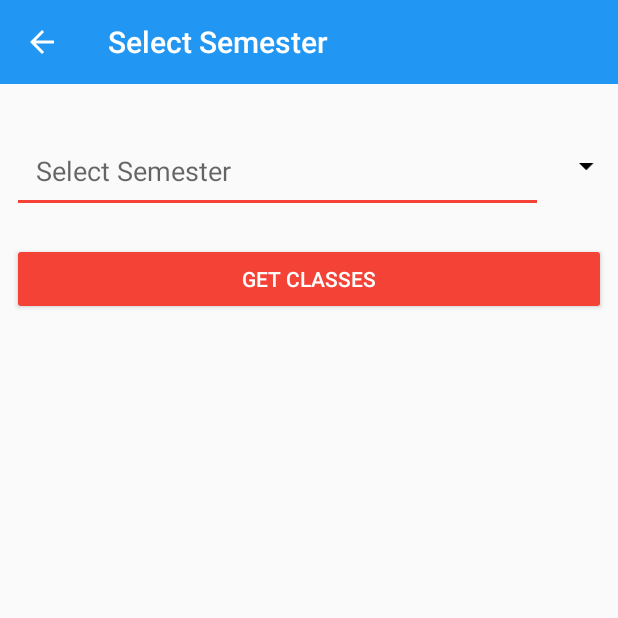
After one commit to pradyotprksh/NewAttendanceAppFaculty, an Android app: the SelectSemesterClassProctor screen opened directly, with no data from a screen before it, on a phone screen of 412 x 824 dp, the top half of it. The commit adds this screen. Run offline under Robolectric (Android 15) with nearby library versions, the phone set to English and light mode, and no system bars; our stand-ins replace Firebase (no records; nobody signed in at launch, a user with empty details on screens opened directly).

Commit message:
Proctor Working

```diff
--- a/app/src/main/AndroidManifest.xml
+++ b/app/src/main/AndroidManifest.xml
@@ -54,7 +54,8 @@
         <activity
             android:name=".StudentAttendanceList"
             android:screenOrientation="portrait" />
-        <activity android:name=".StudentStatus"></activity>
+        <activity android:name=".StudentStatus" />
+        <activity android:name=".SelectSemesterClassProctor"></activity>
     </application>
 
 </manifest>
--- a/app/src/main/java/com/application/pradyotprakash/newattendanceappfaculty/DetailsFragment.java
+++ b/app/src/main/java/com/application/pradyotprakash/newattendanceappfaculty/DetailsFragment.java
@@ -102,7 +102,7 @@ public class DetailsFragment extends Fragment {
         proctorBtn.setOnClickListener(new View.OnClickListener() {
             @Override
             public void onClick(View v) {
-                Intent intent = new Intent(getActivity(), FacultyProctorDetails.class);
+                Intent intent = new Intent(getActivity(), SelectSemesterClassProctor.class);
                 intent.putExtra("branch", branch);
                 startActivity(intent);
             }
--- /dev/null
+++ b/app/src/main/java/com/application/pradyotprakash/newattendanceappfaculty/ProctorClassRecyclerAdapter.java
@@ -0,0 +1,59 @@
+package com.application.pradyotprakash.newattendanceappfaculty;
+
+import android.content.Context;
+import android.content.Intent;
+import android.support.v7.widget.RecyclerView;
+import android.view.LayoutInflater;
+import android.view.View;
+import android.view.ViewGroup;
+import android.widget.TextView;
+
+import java.util.List;
+
+public class ProctorClassRecyclerAdapter extends RecyclerView.Adapter<ProctorClassRecyclerAdapter.ViewHolder>{
+
+    private List<TimetableClasses> classList;
+    private Context context;
+
+    public ProctorClassRecyclerAdapter(List<TimetableClasses> classList, Context context) {
+        this.classList = classList;
+        this.context = context;
+    }
+
+    @Override
+    public ViewHolder onCreateViewHolder(ViewGroup parent, int viewType) {
+        View view = LayoutInflater.from(parent.getContext()).inflate(R.layout.timetable_class_list_item, parent, false);
+        return new ViewHolder(view);
+    }
+
+    @Override
+    public void onBindViewHolder(ViewHolder holder, final int position) {
+        holder.classValue.setText(classList.get(position).getClassValue());
+        holder.mView.setOnClickListener(new View.OnClickListener() {
+            @Override
+            public void onClick(View v) {
+                String classValue = classList.get(position).getClassValue();
+                Intent intent = new Intent(context, FacultyProctorDetails.class);
+                intent.putExtra("classValue",classValue);
+                context.startActivity(intent);
+            }
+        });
+    }
+
+    @Override
+    public int getItemCount() {
+        return classList.size();
+    }
+
+    public class ViewHolder extends RecyclerView.ViewHolder{
+
+        private View mView;
+        private TextView classValue;
+
+        public ViewHolder(View itemView) {
+            super(itemView);
+            mView = itemView;
+            classValue = mView.findViewById(R.id.class_value);
+        }
+    }
+}
--- /dev/null
+++ b/app/src/main/java/com/application/pradyotprakash/newattendanceappfaculty/SelectSemesterClassProctor.java
@@ -0,0 +1,90 @@
+package com.application.pradyotprakash.newattendanceappfaculty;
+
+import android.support.v7.app.AppCompatActivity;
+import android.os.Bundle;
+import android.support.v7.widget.LinearLayoutManager;
+import android.support.v7.widget.RecyclerView;
+import android.text.TextUtils;
+import android.view.View;
+import android.widget.ArrayAdapter;
+import android.widget.AutoCompleteTextView;
+import android.widget.Button;
+import android.widget.ImageView;
+import android.widget.Toast;
+
+import com.google.firebase.firestore.DocumentChange;
+import com.google.firebase.firestore.EventListener;
+import com.google.firebase.firestore.FirebaseFirestore;
+import com.google.firebase.firestore.FirebaseFirestoreException;
+import com.google.firebase.firestore.QuerySnapshot;
+
+import java.util.ArrayList;
+import java.util.List;
+
+public class SelectSemesterClassProctor extends AppCompatActivity {
+
+    private android.support.v7.widget.Toolbar mToolbar;
+    private RecyclerView mClassListView;
+    private List<TimetableClasses> classesList;
+    private ProctorClassRecyclerAdapter classRecyclerAdapter;
+    private AutoCompleteTextView semesterOption;
+    private ImageView semesterSpinner;
+    private Button getClass;
+    String branch;
+    private FirebaseFirestore adminGetClassFirestore;
+    private static final String[] semester = new String[]{"Semester 1", "Semester 2", "Semester 3", "Semester 4", "Semester 5", "Semester 6"};
+
+    @Override
+    protected void onCreate(Bundle savedInstanceState) {
+        super.onCreate(savedInstanceState);
+        setContentView(R.layout.activity_select_semester_class_proctor);
+        mToolbar = findViewById(R.id.faculty_selectsemester_toolbar);
+        setSupportActionBar(mToolbar);
+        getSupportActionBar().setTitle("Select Semester");
+        getSupportActionBar().setDisplayHomeAsUpEnabled(true);
+        getSupportActionBar().setDisplayShowHomeEnabled(true);
+        branch = getIntent().getStringExtra("branch");
+        semesterOption = findViewById(R.id.faculty_selectclass);
+        semesterSpinner = findViewById(R.id.semester_spinner);
+        getClass = findViewById(R.id.get_class);
+        ArrayAdapter<String> adapterSemester = new ArrayAdapter<>(SelectSemesterClassProctor.this, android.R.layout.simple_dropdown_item_1line, semester);
+        semesterOption.setAdapter(adapterSemester);
+        semesterSpinner.setOnClickListener(new View.OnClickListener() {
+            @Override
+            public void onClick(View v) {
+                semesterOption.showDropDown();
+            }
+        });
+        adminGetClassFirestore = FirebaseFirestore.getInstance();
+        mClassListView = findViewById(R.id.faculty_class_list);
+        classesList = new ArrayList<>();
+        classRecyclerAdapter = new ProctorClassRecyclerAdapter(classesList, getApplicationContext());
+        mClassListView.setHasFixedSize(true);
+        mClassListView.setLayoutManager(new LinearLayoutManager(getApplicationContext()));
+        mClassListView.setAdapter(classRecyclerAdapter);
+        getClass.setOnClickListener(new View.OnClickListener() {
+            @Override
+            public void onClick(View v) {
+                classesList.clear();
+                classRecyclerAdapter.notifyDataSetChanged();
+                String semester = semesterOption.getText().toString();
+                if (!TextUtils.isEmpty(semester)) {
+                    adminGetClassFirestore.collection("Class").document(branch).collection(semester).orderBy("classValue").addSnapshotListener(SelectSemesterClassProctor.this, new EventListener<QuerySnapshot>() {
+                        @Override
+                        public void onEvent(QuerySnapshot documentSnapshots, FirebaseFirestoreException e) {
+                            for (DocumentChange documentChange : documentSnapshots.getDocumentChanges()) {
+                                if (documentChange.getType() == DocumentChange.Type.ADDED) {
+                                    TimetableClasses timetableClasses = documentChange.getDocument().toObject(TimetableClasses.class);
+                                    classesList.add(timetableClasses);
+                                    classRecyclerAdapter.notifyDataSetChanged();
+                                }
+                            }
+                        }
+                    });
+                } else {
+                    Toast.makeText(SelectSemesterClassProctor.this, "Select Semester", Toast.LENGTH_LONG).show();
+                }
+            }
+        });
+    }
+}
--- /dev/null
+++ b/app/src/main/res/layout/activity_select_semester_class_proctor.xml
@@ -0,0 +1,78 @@
+<?xml version="1.0" encoding="utf-8"?>
+<android.support.constraint.ConstraintLayout xmlns:android="http://schemas.android.com/apk/res/android"
+    xmlns:app="http://schemas.android.com/apk/res-auto"
+    xmlns:tools="http://schemas.android.com/tools"
+    android:layout_width="match_parent"
+    android:layout_height="match_parent"
+    tools:context=".SelectSemesterClassProctor">
+
+    <android.support.v7.widget.Toolbar
+        android:id="@+id/faculty_selectsemester_toolbar"
+        android:layout_width="match_parent"
+        android:layout_height="wrap_content"
+        android:background="@color/colorPrimary"
+        android:padding="0dp"
+        android:theme="@style/ThemeOverlay.AppCompat.Dark.ActionBar"
+        app:layout_constraintEnd_toEndOf="parent"
+        app:layout_constraintStart_toStartOf="parent"
+        app:layout_constraintTop_toTopOf="parent">
+
+    </android.support.v7.widget.Toolbar>
+
+    <AutoCompleteTextView
+        android:id="@+id/faculty_selectclass"
+        android:layout_width="0dp"
+        android:layout_height="wrap_content"
+        android:layout_marginEnd="50dp"
+        android:layout_marginStart="8dp"
+        android:layout_marginTop="85dp"
+        android:ems="10"
+        android:hint="@string/select_semester"
+        android:padding="16dp"
+        android:textSize="18sp"
+        app:layout_constraintEnd_toEndOf="parent"
+        app:layout_constraintHorizontal_bias="0.051"
+        app:layout_constraintStart_toStartOf="parent"
+        app:layout_constraintTop_toTopOf="parent" />
+
+    <ImageView
+        android:id="@+id/semester_spinner"
+        android:layout_width="0dp"
+        android:layout_height="wrap_content"
+        android:layout_marginStart="8dp"
+        android:layout_marginTop="8dp"
+        android:padding="5dp"
+        android:src="@drawable/ic_arrow_drop_down_black_24dp"
+        app:layout_constraintEnd_toEndOf="parent"
+        app:layout_constraintStart_toEndOf="@+id/faculty_selectclass"
+        app:layout_constraintTop_toTopOf="@+id/faculty_selectclass" />
+
+    <android.support.v7.widget.RecyclerView
+        android:id="@+id/faculty_class_list"
+        android:layout_width="395dp"
+        android:layout_height="0dp"
+        android:layout_marginBottom="8dp"
+        android:layout_marginStart="8dp"
+        android:layout_marginTop="20dp"
+        app:layout_constraintBottom_toBottomOf="parent"
+        app:layout_constraintEnd_toEndOf="parent"
+        app:layout_constraintStart_toStartOf="parent"
+        app:layout_constraintTop_toBottomOf="@+id/get_class">
+
+    </android.support.v7.widget.RecyclerView>
+
+    <Button
+        android:id="@+id/get_class"
+        android:layout_width="0dp"
+        android:layout_height="wrap_content"
+        android:layout_marginEnd="8dp"
+        android:layout_marginStart="8dp"
+        android:layout_marginTop="20dp"
+        android:backgroundTint="@color/colorAccent"
+        android:text="Get Classes"
+        android:textColor="@android:color/white"
+        app:layout_constraintEnd_toEndOf="parent"
+        app:layout_constraintStart_toStartOf="parent"
+        app:layout_constraintTop_toBottomOf="@+id/faculty_selectclass" />
+
+</android.support.constraint.ConstraintLayout>
--- a/app/src/main/res/values/strings.xml
+++ b/app/src/main/res/values/strings.xml
@@ -35,5 +35,5 @@
     <string name="loading_branch">Loading Branch...</string>
     <string name="loading_class">Loading Class...</string>
     <string name="loading_semester">Loading Semester...</string>
-    <string name="send_message_each_student">Send Message...</string>
+    <string name="send_message_each_student">Send Message</string>
 </resources>
```
Also changed, not shown: app/src/main/java/com/application/pradyotprakash/newattendanceappfaculty/FacultyProctorDetails.java (+42 -0 lines), app/src/main/java/com/application/pradyotprakash/newattendanceappfaculty/StudentRecyclerAdapterProctor.java (added, +72 -0 lines), app/src/main/res/layout/activity_faculty_proctor_details.xml (+13 -0 lines), app/build.gradle (line endings or trailing spaces).
